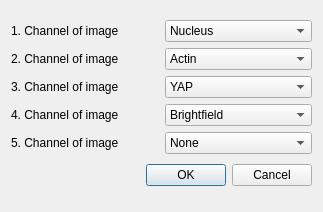
The window that CellForceAnalyzer/src/WindowChannels.ui (Kinbischi/CellForceAnalyzer) describes before a commit, drawn with Qt 5.
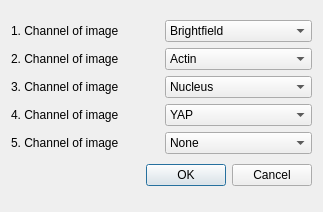
The same window after the commit.

Diff of the .ui file:
```diff
--- a/CellForceAnalyzer/src/WindowChannels.ui
+++ b/CellForceAnalyzer/src/WindowChannels.ui
@@ -31,10 +31,10 @@
           <bool>false</bool>
          </property>
          <property name="currentText">
-          <string>Nucleus</string>
+          <string>Brightfield</string>
          </property>
          <property name="currentIndex">
-          <number>1</number>
+          <number>0</number>
          </property>
          <item>
           <property name="text">
@@ -139,10 +139,10 @@
           <bool>false</bool>
          </property>
          <property name="currentText">
-          <string>YAP</string>
+          <string>Nucleus</string>
          </property>
          <property name="currentIndex">
-          <number>3</number>
+          <number>1</number>
          </property>
          <item>
           <property name="text">
@@ -193,10 +193,10 @@
           <bool>false</bool>
          </property>
          <property name="currentText">
-          <string>Brightfield</string>
+          <string>YAP</string>
          </property>
          <property name="currentIndex">
-          <number>0</number>
+          <number>3</number>
          </property>
          <item>
           <property name="text">
```
